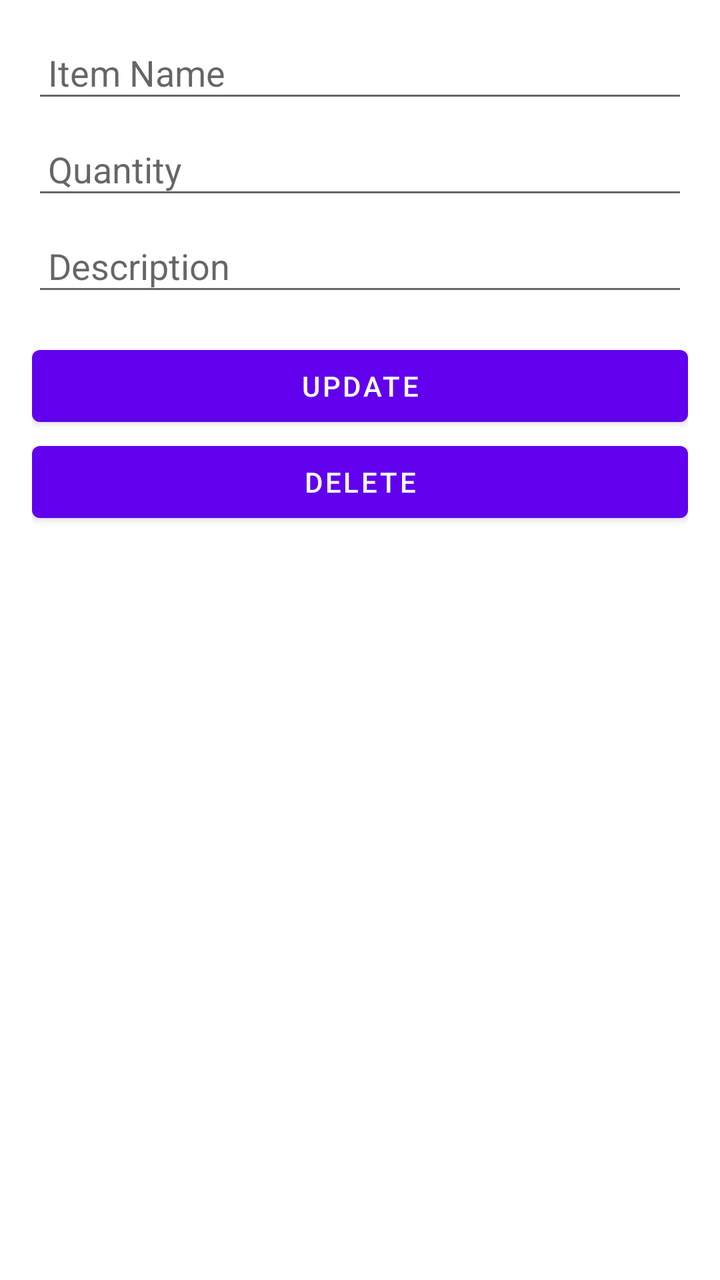
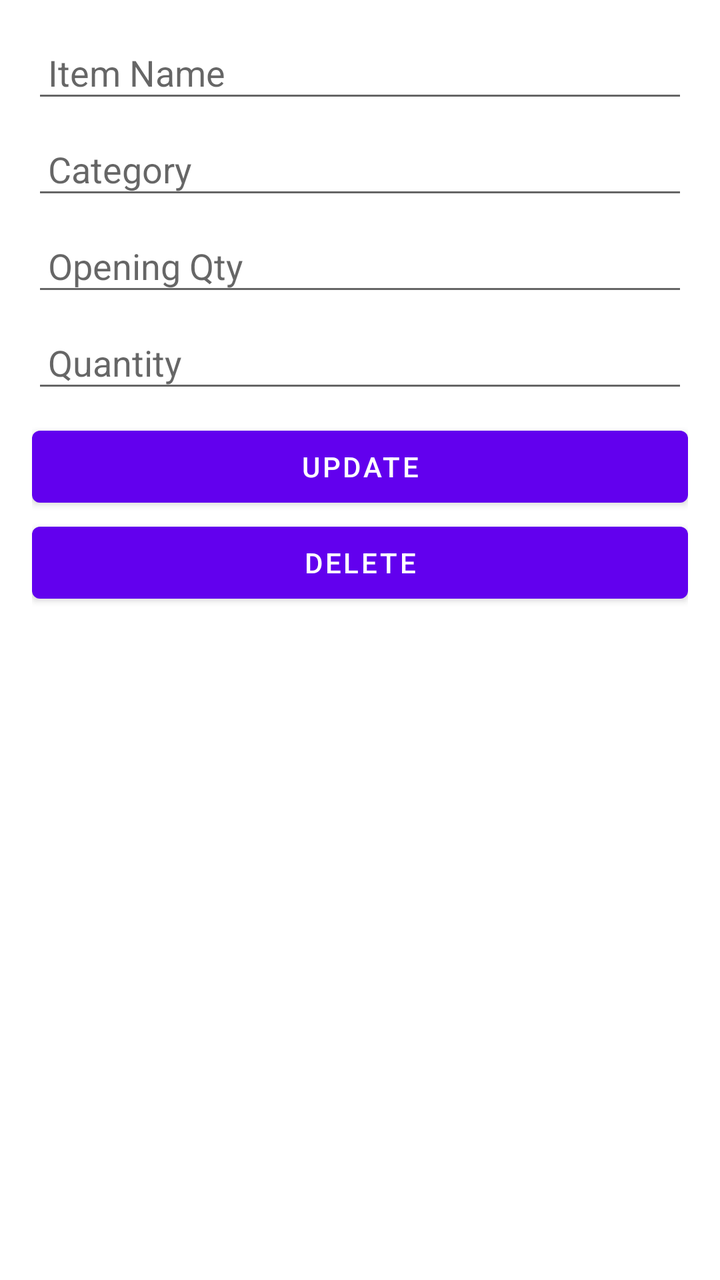

Before-and-after screenshots of an Android layout around one commit, followed by the original layout XML and the change that was made.
<!-- AndroidManifest.xml: application theme AppTheme -->
<!-- res/layout/fragment_update_stock.xml -->
<?xml version="1.0" encoding="utf-8"?>
<layout xmlns:android="http://schemas.android.com/apk/res/android">

    <LinearLayout
        android:layout_width="match_parent"
        android:layout_height="match_parent"
        android:orientation="vertical"
        android:padding="16dp">

        <AutoCompleteTextView
            android:id="@+id/etItemName"
            android:layout_width="match_parent"
            android:layout_height="wrap_content"
            android:hint="Item Name"
            android:contentDescription="Select an item name"
            android:padding="8dp"
            android:layout_marginBottom="8dp" />

        <EditText
            android:id="@+id/etQuantity"
            android:layout_width="match_parent"
            android:layout_height="wrap_content"
            android:hint="Quantity"
            android:inputType="number"
            android:contentDescription="Enter quantity"
            android:padding="8dp"
            android:layout_marginBottom="8dp" />

        <EditText
            android:id="@+id/etDescription"
            android:layout_width="match_parent"
            android:layout_height="wrap_content"
            android:hint="Description"
            android:contentDescription="Enter description"
            android:padding="8dp"
            android:layout_marginBottom="16dp" />

        <Button
            android:id="@+id/btnUpdate"
            android:layout_width="match_parent"
            android:layout_height="wrap_content"
            android:text="Update"
            android:contentDescription="Update item" />

        <Button
            android:id="@+id/btnDelete"
            android:layout_width="match_parent"
            android:layout_height="wrap_content"
            android:text="Delete"
            android:contentDescription="Delete item" />

    </LinearLayout>
</layout>
<!-- resources referenced by this layout -->
<resources>
  <style name="AppTheme" parent="Theme.MaterialComponents.DayNight.DarkActionBar">
          
          <item name="colorPrimary">@color/colorPrimary</item>
          <item name="colorPrimaryDark">@color/colorPrimaryVariant</item>
          <item name="colorAccent">@color/colorAccent</item>
          <item name="android:windowBackground">@color/background_color</item>
      </style>
  <color name="colorPrimary">#6200EE</color>
  <color name="colorPrimaryVariant">#3700B3</color>
  <color name="colorAccent">#4CAF50</color>
  <color name="background_color">#FFFFFF</color>
</resources>

<!-- the commit's change to res/layout/fragment_update_stock.xml (unified diff, before → after) -->
@@ -17,6 +17,25 @@
             android:layout_marginBottom="8dp" />
 
         <EditText
+            android:id="@+id/etCategory"
+            android:layout_width="match_parent"
+            android:layout_height="wrap_content"
+            android:hint="Category"
+            android:contentDescription="Enter category"
+            android:padding="8dp"
+            android:layout_marginBottom="8dp" />
+
+        <EditText
+            android:id="@+id/etOpeningQty"
+            android:layout_width="match_parent"
+            android:layout_height="wrap_content"
+            android:hint="Opening Qty"
+            android:inputType="number"
+            android:contentDescription="Enter opening qty"
+            android:padding="8dp"
+            android:layout_marginBottom="8dp" />
+
+        <EditText
             android:id="@+id/etQuantity"
             android:layout_width="match_parent"
             android:layout_height="wrap_content"
@@ -25,15 +44,6 @@
             android:contentDescription="Enter quantity"
             android:padding="8dp"
             android:layout_marginBottom="8dp" />
-
-        <EditText
-            android:id="@+id/etDescription"
-            android:layout_width="match_parent"
-            android:layout_height="wrap_content"
-            android:hint="Description"
-            android:contentDescription="Enter description"
-            android:padding="8dp"
-            android:layout_marginBottom="16dp" />
 
         <Button
             android:id="@+id/btnUpdate"
